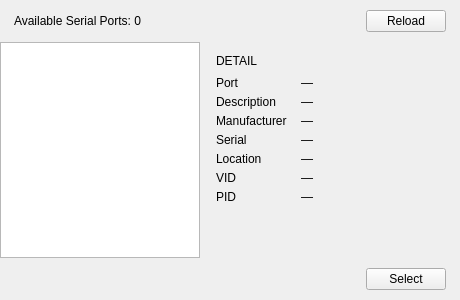
Before: the Qt Designer form gui/portpopup.ui in ketoru210/tessera, drawn with Qt 5.
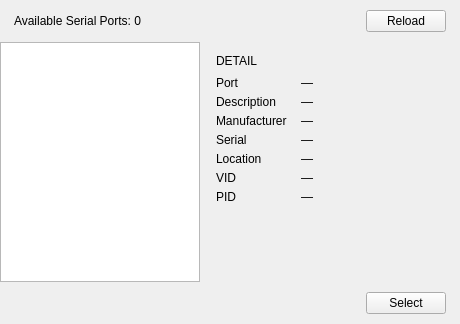
After: the same form once the commit is applied.

Commit message: fix(gui): lock port popup size so selecting a port never resizes it

```diff
--- a/gui/portpopup.ui
+++ b/gui/portpopup.ui
@@ -122,6 +122,18 @@
       <!-- detail panel (right) -->
       <item>
        <widget class="QWidget" name="com_detail" native="true">
+        <property name="minimumSize">
+         <size>
+          <width>260</width>
+          <height>240</height>
+         </size>
+        </property>
+        <property name="maximumSize">
+         <size>
+          <width>260</width>
+          <height>240</height>
+         </size>
+        </property>
         <layout class="QVBoxLayout" name="comDetailLayout">
          <property name="spacing">
           <number>8</number>
@@ -146,6 +158,34 @@
           </widget>
          </item>
          <item>
+          <widget class="QScrollArea" name="detail_scroll">
+           <property name="widgetResizable">
+            <bool>true</bool>
+           </property>
+           <property name="frameShape">
+            <enum>QFrame::Shape::NoFrame</enum>
+           </property>
+           <property name="horizontalScrollBarPolicy">
+            <enum>Qt::ScrollBarPolicy::ScrollBarAlwaysOff</enum>
+           </property>
+           <widget class="QWidget" name="detail_scroll_contents">
+            <layout class="QVBoxLayout" name="detailScrollLayout">
+             <property name="spacing">
+              <number>8</number>
+             </property>
+             <property name="leftMargin">
+              <number>0</number>
+             </property>
+             <property name="topMargin">
+              <number>0</number>
+             </property>
+             <property name="rightMargin">
+              <number>0</number>
+             </property>
+             <property name="bottomMargin">
+              <number>0</number>
+             </property>
+             <item>
           <layout class="QFormLayout" name="detailForm">
            <property name="horizontalSpacing">
             <number>14</number>
@@ -265,6 +305,10 @@
             </size>
            </property>
           </spacer>
+             </item>
+            </layout>
+           </widget>
+          </widget>
          </item>
         </layout>
        </widget>
```
Left out of the diff: 21 changed lines with no effect on the pictures. Lines whose indentation alone changed are shown as unchanged.
